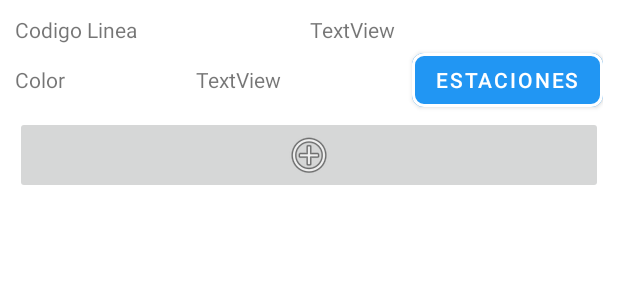
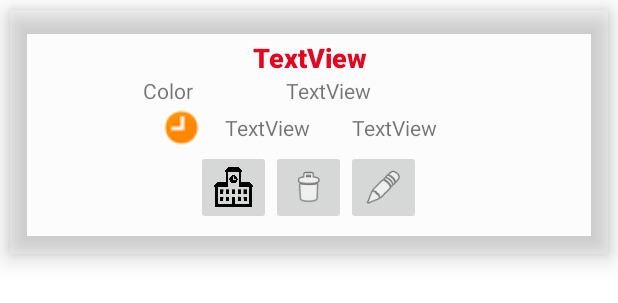
Before and after one commit to JSenen/TRANSApp, an Android app: the layout activity_logeg_mod_lines_item.xml on its own in the app's theme, with its tools: preview values and no code run, on a phone screen of 412 x 824 dp. Shown: the top 303 px of the screen. Run offline under Robolectric (Android 15) with nearby library versions, the phone set to English and light mode, and no system bars.

Commit message:
ActionsOnLines by admin view Ready

```diff
--- a/app/src/main/java/com/example/transapp/adapter/ModLinesAdapter.java
+++ b/app/src/main/java/com/example/transapp/adapter/ModLinesAdapter.java
@@ -6,6 +6,7 @@ import android.view.LayoutInflater;
 import android.view.View;
 import android.view.ViewGroup;
 import android.widget.Button;
+import android.widget.ImageButton;
 import android.widget.TextView;
 import androidx.recyclerview.widget.RecyclerView;
 
@@ -39,6 +40,8 @@ public class ModLinesAdapter extends RecyclerView.Adapter<ModLinesAdapter.ModLin
     public void onBindViewHolder(ModLinesHolder holder, int position) {
         holder.codeLine.setText(lineList.get(position).getCodeLine());
         holder.color.setText(lineList.get(position).getColor());
+        holder.hopen.setText(lineList.get(position).getFirstTime());
+        holder.hclose.setText(lineList.get(position).getLastTime());
 
     }
 
@@ -51,8 +54,8 @@ public class ModLinesAdapter extends RecyclerView.Adapter<ModLinesAdapter.ModLin
 
     public class ModLinesHolder extends RecyclerView.ViewHolder {
 
-        public TextView codeLine,color;
-        public Button butStations;
+        public TextView codeLine,color,hopen,hclose;
+        public ImageButton butStations, butDeleteLine, butEditLine;
         public View parentView;
 
         public ModLinesHolder(View view) {
@@ -61,10 +64,18 @@ public class ModLinesAdapter extends RecyclerView.Adapter<ModLinesAdapter.ModLin
 
             codeLine = view.findViewById(R.id.txtModLine_code);
             color = view.findViewById(R.id.txtModLine_color);
+            hopen = view.findViewById(R.id.textView_lines_hopen);
+            hclose = view.findViewById(R.id.textView_lines_hclose);
 
             //Listener boton estaciones de la linea
             butStations = view.findViewById(R.id.butSeeStationsLine);
             butStations.setOnClickListener(view1 -> seeStations(getAdapterPosition()));
+
+            //Borrar linea
+            butDeleteLine = view.findViewById(R.id.butDeleteLine);
+
+            //Editar Linea
+            butEditLine = view.findViewById(R.id.butEditLine);
         }
 
         public void seeStations(int position){
--- a/app/src/main/java/com/example/transapp/domain/Line.java
+++ b/app/src/main/java/com/example/transapp/domain/Line.java
@@ -7,13 +7,17 @@ public class Line {
     private long id;
     private String codeLine;
     private String color;
+    private String firstTime;
+    private String lastTime;
     private int stopTime;
     private List<Stations> stationsList;
 
-    public Line(long id, String codeLine, String color, int stopTime, List<Stations> stations) {
+    public Line(long id, String codeLine, String color, String firstTime, String lastTime, int stopTime, List<Stations> stations) {
         this.id = id;
         this.codeLine = codeLine;
         this.color = color;
+        this.firstTime = firstTime;
+        this.lastTime = lastTime;
         this.stopTime = stopTime;
         this.stationsList = stations;
     }
@@ -59,4 +63,20 @@ public class Line {
     public void setStationsList(List<Stations> stationsList) {
         this.stationsList = stationsList;
     }
+
+    public String getFirstTime() {
+        return firstTime;
+    }
+
+    public void setFirstTime(String firstTime) {
+        this.firstTime = firstTime;
+    }
+
+    public String getLastTime() {
+        return lastTime;
+    }
+
+    public void setLastTime(String lastTime) {
+        this.lastTime = lastTime;
+    }
 }
--- a/app/src/main/res/layout/activity_logeg_mod_lines_item.xml
+++ b/app/src/main/res/layout/activity_logeg_mod_lines_item.xml
@@ -1,6 +1,18 @@
 <?xml version="1.0" encoding="utf-8"?>
-<LinearLayout xmlns:android="http://schemas.android.com/apk/res/android"
+<com.google.android.material.card.MaterialCardView xmlns:android="http://schemas.android.com/apk/res/android"
     xmlns:app="http://schemas.android.com/apk/res-auto"
+    xmlns:tools="http://schemas.android.com/tools"
+    android:layout_width="match_parent"
+    android:layout_height="wrap_content"
+    android:layout_marginLeft="6dp"
+    android:layout_marginTop="6dp"
+    android:layout_marginRight="6dp"
+    android:layout_marginBottom="6dp"
+    app:cardBackgroundColor="@color/cardview_shadow_end_color"
+    app:cardElevation="10dp"
+    app:contentPadding="10dp">
+
+    <LinearLayout
         android:id="@+id/txtmodline_codeline"
         android:layout_width="match_parent"
         android:layout_height="wrap_content"
@@ -16,28 +28,26 @@
             android:orientation="horizontal">
 
             <TextView
-            android:id="@+id/textView"
-            android:layout_width="58dp"
-            android:layout_height="wrap_content"
-            android:layout_weight="1"
-            android:text="Codigo Linea" />
-
-        <TextView
                 android:id="@+id/txtModLine_code"
                 android:layout_width="wrap_content"
                 android:layout_height="wrap_content"
                 android:layout_weight="1"
-            android:text="TextView" />
+                android:fontFamily="sans-serif-black"
+                android:gravity="center_horizontal"
+                android:text="TextView"
+                android:textColor="#E10721"
+                android:textSize="18sp" />
         </LinearLayout>
 
         <LinearLayout
-        android:layout_width="match_parent"
+            android:layout_width="221dp"
             android:layout_height="match_parent"
+            android:layout_gravity="center_horizontal"
             android:orientation="horizontal">
 
             <TextView
                 android:id="@+id/textView3"
-            android:layout_width="wrap_content"
+                android:layout_width="26dp"
                 android:layout_height="wrap_content"
                 android:layout_weight="1"
                 android:text="Color" />
@@ -48,29 +58,68 @@
                 android:layout_height="wrap_content"
                 android:layout_weight="1"
                 android:text="TextView" />
+            <!--Boton ajustado imagen -->
 
-        <com.google.android.material.button.MaterialButton
-            android:id="@+id/butSeeStationsLine"
+        </LinearLayout>
+
+        <LinearLayout
+            android:layout_width="228dp"
+            android:layout_height="match_parent"
+            android:layout_gravity="center_horizontal|center_vertical"
+            android:gravity="center_vertical"
+            android:orientation="horizontal">
+
+            <ImageView
+                android:id="@+id/imageView"
+                android:layout_width="30dp"
+                android:layout_height="30dp"
+                android:layout_weight="1"
+                app:srcCompat="@android:drawable/presence_away" />
+
+            <TextView
+                android:id="@+id/textView_lines_hopen"
                 android:layout_width="wrap_content"
                 android:layout_height="wrap_content"
-            android:text="Estaciones"
-            app:backgroundTint="@color/my_button_color"
-            app:cornerRadius="8dp"
-            app:strokeColor="@color/my_button_stroke_color"
-            app:strokeWidth="2dp" />
+                android:layout_weight="1"
+                android:text="TextView" />
+
+            <TextView
+                android:id="@+id/textView_lines_hclose"
+                android:layout_width="wrap_content"
+                android:layout_height="wrap_content"
+                android:layout_weight="1"
+                android:text="TextView" />
 
         </LinearLayout>
 
         <LinearLayout
             android:layout_width="match_parent"
             android:layout_height="match_parent"
+            android:gravity="center_horizontal"
             android:orientation="horizontal">
 
             <ImageButton
-            android:id="@+id/imageButton2"
-            android:layout_width="180dp"
-            android:layout_height="match_parent"
-            android:layout_weight="2"
-            app:srcCompat="@android:drawable/ic_menu_add" />
+                android:id="@+id/butSeeStationsLine"
+                android:layout_width="50dp"
+                android:layout_height="50dp"
+                android:scaleType="centerInside"
+                app:srcCompat="@drawable/stations_icon" />
+
+            <ImageButton
+                android:id="@+id/butDeleteLine"
+                android:layout_width="50dp"
+                android:layout_height="50dp"
+                android:scaleType="centerInside"
+                app:srcCompat="@android:drawable/ic_menu_delete" />
+
+            <ImageButton
+                android:id="@+id/butEditLine"
+                android:layout_width="50dp"
+                android:layout_height="50dp"
+                android:scaleType="centerInside"
+                app:srcCompat="@android:drawable/ic_menu_edit" />
         </LinearLayout>
+
     </LinearLayout>
+
+</com.google.android.material.card.MaterialCardView>
```
Lines whose indentation alone changed are shown as unchanged.
